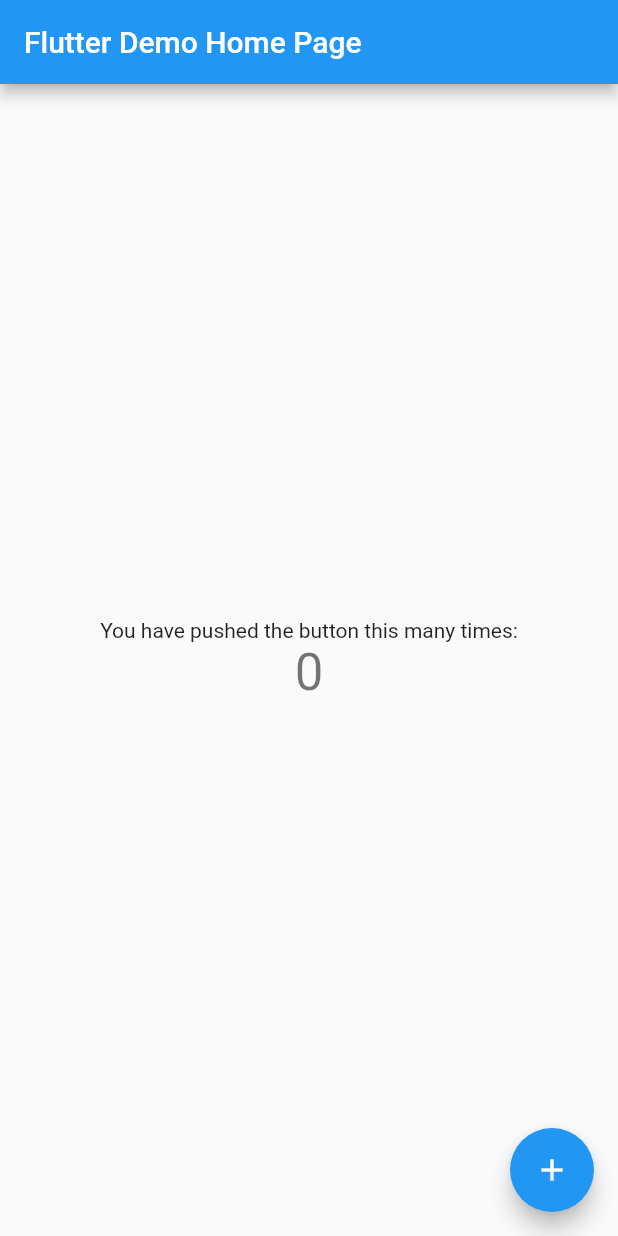
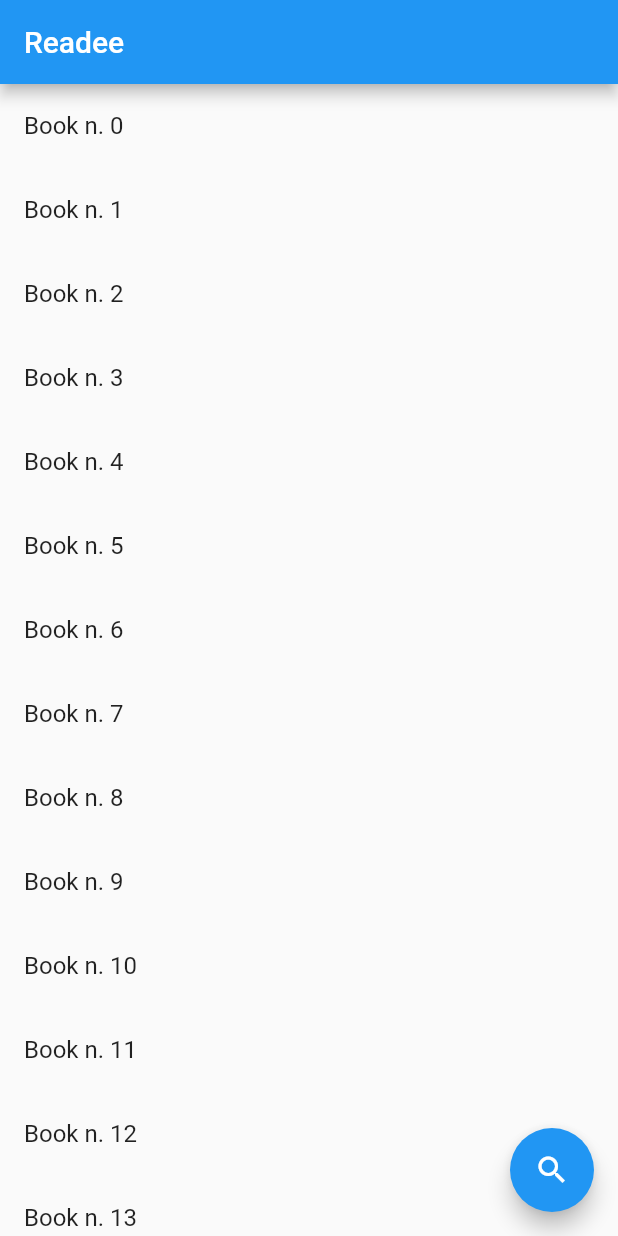
Before and after one commit to Knospfer/readee, a Flutter app: the screen it shows after launch, on a phone screen of 412 x 824 dp. Run offline on Flutter 3.47's test engine with Material 2 defaults, Android fonts, the phone set to English and light mode, and no system bars; our stand-ins replace auto_route, injectable; generated files the repository leaves out were written again.

Commit message:
feat: basic ui/ux flow

```diff
--- a/lib/main.dart
+++ b/lib/main.dart
@@ -1,115 +1,22 @@
 import 'package:flutter/material.dart';
+import 'package:readee/_core/navigation.gr.dart';
 
 void main() {
-  runApp(const MyApp());
+  runApp(MyApp());
 }
 
 class MyApp extends StatelessWidget {
-  const MyApp({Key? key}) : super(key: key);
+  final _router = AppRouter();
 
-  // This widget is the root of your application.
+  MyApp({Key? key}) : super(key: key);
+
   @override
   Widget build(BuildContext context) {
-    return MaterialApp(
-      title: 'Flutter Demo',
-      theme: ThemeData(
-        // This is the theme of your application.
-        //
-        // Try running your application with "flutter run". You'll see the
-        // application has a blue toolbar. Then, without quitting the app, try
-        // changing the primarySwatch below to Colors.green and then invoke
-        // "hot reload" (press "r" in the console where you ran "flutter run",
-        // or simply save your changes to "hot reload" in a Flutter IDE).
-        // Notice that the counter didn't reset back to zero; the application
-        // is not restarted.
-        primarySwatch: Colors.blue,
-      ),
-      home: const MyHomePage(title: 'Flutter Demo Home Page'),
+    return MaterialApp.router(
+      title: 'Readee',
+      theme: ThemeData(primarySwatch: Colors.blue),
+      routerDelegate: _router.delegate(),
+      routeInformationParser: _router.defaultRouteParser(),
     );
   }
 }
-
-class MyHomePage extends StatefulWidget {
-  const MyHomePage({Key? key, required this.title}) : super(key: key);
-
-  // This widget is the home page of your application. It is stateful, meaning
-  // that it has a State object (defined below) that contains fields that affect
-  // how it looks.
-
-  // This class is the configuration for the state. It holds the values (in this
-  // case the title) provided by the parent (in this case the App widget) and
-  // used by the build method of the State. Fields in a Widget subclass are
-  // always marked "final".
-
-  final String title;
-
-  @override
-  State<MyHomePage> createState() => _MyHomePageState();
-}
-
-class _MyHomePageState extends State<MyHomePage> {
-  int _counter = 0;
-
-  void _incrementCounter() {
-    setState(() {
-      // This call to setState tells the Flutter framework that something has
-      // changed in this State, which causes it to rerun the build method below
-      // so that the display can reflect the updated values. If we changed
-      // _counter without calling setState(), then the build method would not be
-      // called again, and so nothing would appear to happen.
-      _counter++;
-    });
-  }
-
-  @override
-  Widget build(BuildContext context) {
-    // This method is rerun every time setState is called, for instance as done
-    // by the _incrementCounter method above.
-    //
-    // The Flutter framework has been optimized to make rerunning build methods
-    // fast, so that you can just rebuild anything that needs updating rather
-    // than having to individually change instances of widgets.
-    return Scaffold(
-      appBar: AppBar(
-        // Here we take the value from the MyHomePage object that was created by
-        // the App.build method, and use it to set our appbar title.
-        title: Text(widget.title),
-      ),
-      body: Center(
-        // Center is a layout widget. It takes a single child and positions it
-        // in the middle of the parent.
-        child: Column(
-          // Column is also a layout widget. It takes a list of children and
-          // arranges them vertically. By default, it sizes itself to fit its
-          // children horizontally, and tries to be as tall as its parent.
-          //
-          // Invoke "debug painting" (press "p" in the console, choose the
-          // "Toggle Debug Paint" action from the Flutter Inspector in Android
-          // Studio, or the "Toggle Debug Paint" command in Visual Studio Code)
-          // to see the wireframe for each widget.
-          //
-          // Column has various properties to control how it sizes itself and
-          // how it positions its children. Here we use mainAxisAlignment to
-          // center the children vertically; the main axis here is the vertical
-          // axis because Columns are vertical (the cross axis would be
-          // horizontal).
-          mainAxisAlignment: MainAxisAlignment.center,
-          children: <Widget>[
-            const Text(
-              'You have pushed the button this many times:',
-            ),
-            Text(
-              '$_counter',
-              style: Theme.of(context).textTheme.headline4,
-            ),
-          ],
-        ),
-      ),
-      floatingActionButton: FloatingActionButton(
-        onPressed: _incrementCounter,
-        tooltip: 'Increment',
-        child: const Icon(Icons.add),
-      ), // This trailing comma makes auto-formatting nicer for build methods.
-    );
-  }
-}
--- a/lib/screens/home_screen.dart
+++ b/lib/screens/home_screen.dart
@@ -0,0 +1,30 @@
+import 'package:auto_route/auto_route.dart';
+import 'package:flutter/material.dart';
+import 'package:readee/_core/navigation.gr.dart';
+import 'package:readee/screens/filter_modal.dart';
+
+class HomeScreen extends StatefulWidget {
+  const HomeScreen({super.key});
+
+  @override
+  State<StatefulWidget> createState() => HomeState();
+}
+
+class HomeState extends State<HomeScreen> {
+  @override
+  Widget build(BuildContext context) {
+    return Scaffold(
+      appBar: AppBar(title: const Text("Readee")),
+      body: ListView.builder(
+        itemBuilder: (context, index) => GestureDetector(
+          onTap: () => context.router.push(const DetailScreenRoute()),
+          child: ListTile(title: Text("Book n. $index")),
+        ),
+      ),
+      floatingActionButton: FloatingActionButton(
+        onPressed: () => showFilterModal(context),
+        child: const Icon(Icons.search),
+      ),
+    );
+  }
+}
```
Also changed, not shown: lib/screens/detail_screen.dart (+17 -0 lines), lib/screens/filter_modal.dart (+18 -0 lines).
